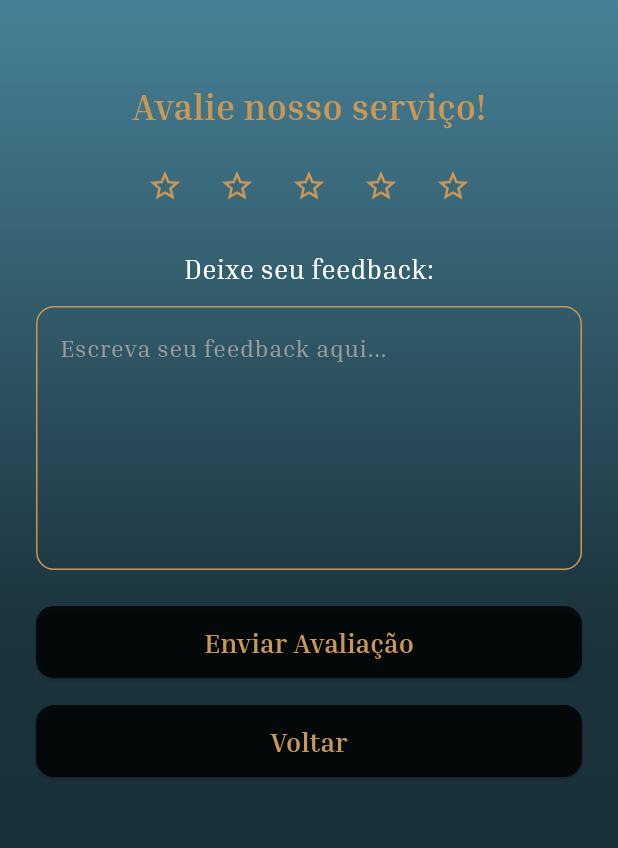
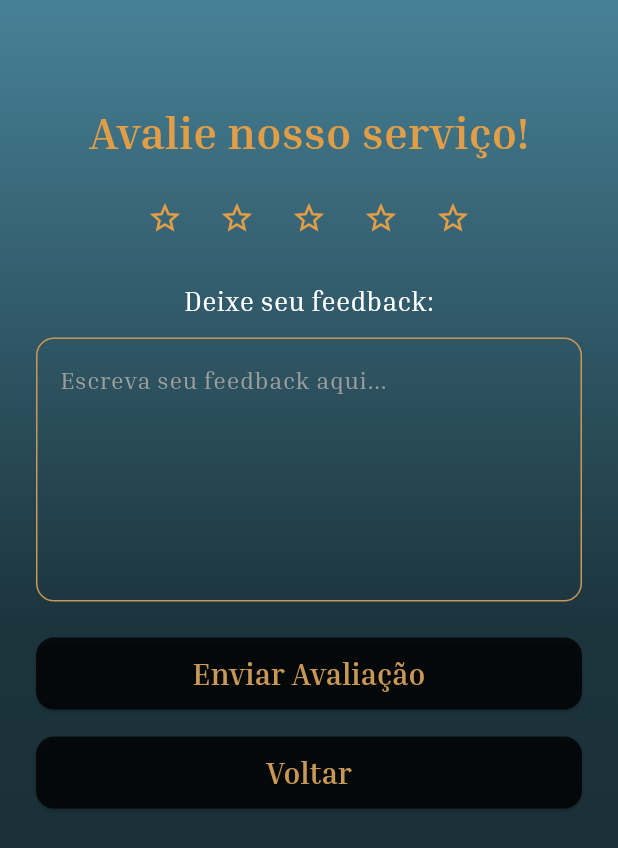
Before and after one commit to 8FTG8/Cardapio_Flutter, a Flutter app: the RatingPage screen opened by its route, on a phone screen of 412 x 824 dp. Shown: the top 848 px of the screen. Run offline on Flutter 3.47's test engine with Material 3 defaults, Android fonts, the light colour scheme and no system bars; our stand-ins replace device_preview.

Commit message:
new release

```diff
--- a/lib/pages/login_page.dart
+++ b/lib/pages/login_page.dart
@@ -1,3 +1,6 @@
+//DESIGN: FINALIZADO
+//FUNCIONALIDADES: NÃO FINALIZADO
+
 import 'package:flutter/material.dart';
 import 'package:app_flutter/widgets/gradient_background.dart';
 
--- a/lib/pages/rating_page.dart
+++ b/lib/pages/rating_page.dart
@@ -1,3 +1,6 @@
+//DESIGN: FINALIZADO
+//FUNCIONALIDADES: NÃO FINALIZADO
+
 import 'package:flutter/material.dart';
 import 'package:app_flutter/widgets/gradient_background.dart';
 //import 'package:get_it/get_it.dart';
@@ -29,7 +32,7 @@ class _RatingPageState extends State<RatingPage> {
           style: TextStyle(
             fontFamily: 'InriaSerif',
             fontWeight: FontWeight.bold,
-            fontSize: 18,
+            fontSize: 20,
             color: Color(0xFFC99856),
           ),
         ),
@@ -49,13 +52,13 @@ class _RatingPageState extends State<RatingPage> {
             children: [
 
               //AVALIE NOSSO SERVIÇO
-              const SizedBox(height: 30),
+              const SizedBox(height: 42),
               const Text('Avalie nosso serviço!',
                 style: TextStyle(
                   fontFamily: 'InriaSerif',
                   fontWeight: FontWeight.bold,
-                  fontSize: 24,
-                  color: Color(0xFFC99856),
+                  fontSize: 30,
+                  color: Color(0xFFE29E46),
                 ),
               ),
 
@@ -69,7 +72,7 @@ class _RatingPageState extends State<RatingPage> {
                       index < _rating
                           ? Icons.star
                           : Icons.star_border,
-                      color: const Color(0xFFC99856)),
+                      color: const Color(0xFFE29E46)),
                     onPressed: () {
                       setState(() {
                         _rating = index + 1.0; // Define a nota escolhida
--- a/lib/pages/signup_page.dart
+++ b/lib/pages/signup_page.dart
@@ -1,3 +1,6 @@
+//DESIGN: FINALIZADO
+//FUNCIONALIDADES: NÃO FINALIZADO
+
 import 'package:flutter/material.dart';
 import 'package:app_flutter/widgets/gradient_background.dart';
 
--- a/lib/pages/start_page.dart
+++ b/lib/pages/start_page.dart
@@ -1,3 +1,6 @@
+//DESIGN: FINALIZADO
+//FUNCIONALIDADES: NÃO FINALIZADO
+
 import 'package:flutter/material.dart';
 import 'package:app_flutter/widgets/gradient_background.dart';
 //import 'package:get_it/get_it.dart';
--- a/lib/pages/suport_page.dart
+++ b/lib/pages/suport_page.dart
@@ -1,3 +1,6 @@
+//DESIGN: FINALIZADO
+//FUNCIONALIDADES: NÃO FINALIZADO
+
 import 'package:flutter/material.dart';
 
 class SupportPage extends StatefulWidget {
```
Also changed, not shown: lib/pages/recovery_page.dart (+26 -9 lines), lib/model/signup.dart (added).
